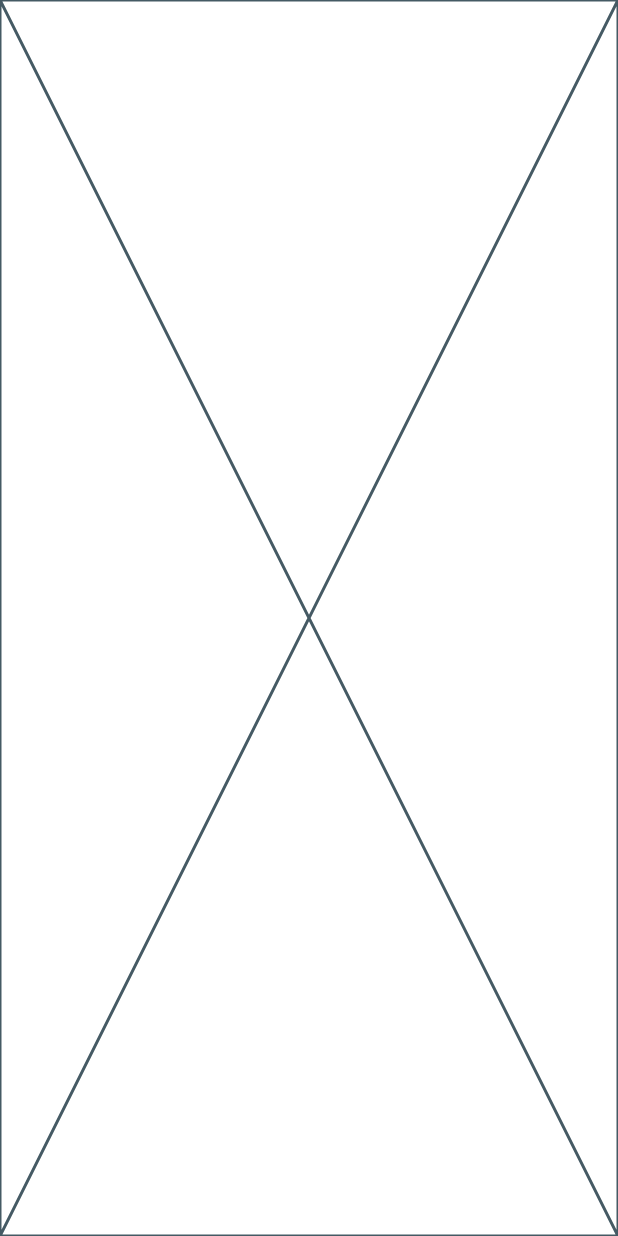
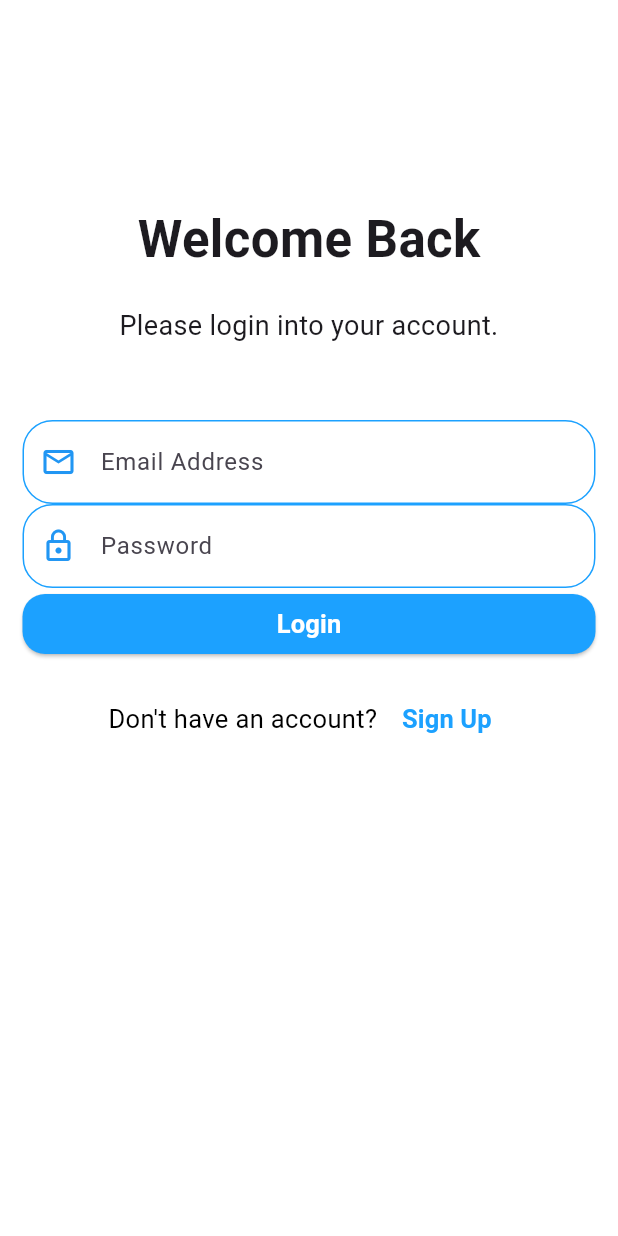
Before and after one commit to Teshan2000/Auth-App, a Flutter app: the screen it shows after launch, on a phone screen of 412 x 824 dp. Run offline on Flutter 3.47's test engine with Material 3 defaults, Android fonts, the phone set to English and light mode, and no system bars.

Commit message:
Auth Screens
login and register pages were created for authentication.

```diff
--- a/auth_app/lib/main.dart
+++ b/auth_app/lib/main.dart
@@ -1,4 +1,4 @@
-import 'package:auth_app/screens/home.dart';
+import 'package:auth_app/screens/login.dart';
 import 'package:flutter/material.dart';
 
 void main() {
@@ -20,7 +20,7 @@ class MyApp extends StatelessWidget {
       ),
       initialRoute: '/',
       routes: {
-        '/': (context) => Home(),
+        '/': (context) => LoginPage(),
       },
     );
   }
--- /dev/null
+++ b/auth_app/lib/screens/login.dart
@@ -0,0 +1,83 @@
+import 'package:auth_app/components/loginForm.dart';
+import 'package:auth_app/screens/register.dart';
+import 'package:flutter/material.dart';
+
+class LoginPage extends StatelessWidget {
+  const LoginPage({super.key});
+
+  @override
+  Widget build(BuildContext context) {
+    return Scaffold(
+      backgroundColor: Colors.white,
+      body: SingleChildScrollView(
+        child: SafeArea(
+          child: Column(
+            mainAxisAlignment: MainAxisAlignment.center,
+            children: [
+              Padding(
+                padding: const EdgeInsets.symmetric(
+                  horizontal: 15, vertical: 25,
+                ),
+                child: Column(
+                  crossAxisAlignment: CrossAxisAlignment.center,
+                  children: [
+                    const SizedBox(height: 110),
+                    const Text(
+                      'Welcome Back',
+                      style: TextStyle(
+                        fontSize: 34,
+                        fontWeight: FontWeight.bold,
+                      ),
+                    ),
+                    const SizedBox(height: 20),
+                    const Text(
+                      'Please login into your account.',
+                      textAlign: TextAlign.center,
+                      style: TextStyle(fontSize: 18),
+                    ),
+                  ],
+                ),
+              ),
+              const SizedBox(height: 10),
+              Column(
+                crossAxisAlignment: CrossAxisAlignment.start,
+                children: [
+                  Padding(
+                    padding: const EdgeInsets.symmetric(
+                      horizontal: 15, vertical: 15,
+                    ),
+                    child: LoginForm(),
+                  ),
+                ],
+              ),
+              Row(
+                mainAxisAlignment: MainAxisAlignment.center,
+                children: [
+                  const Text(
+                    "Don't have an account? ",
+                    style: TextStyle(color: Colors.black, fontSize: 17),
+                  ),
+                  TextButton(
+                    onPressed: () {
+                      Navigator.push(context, MaterialPageRoute(
+                        builder: (context) => RegisterPage()
+                      ));
+                    },
+                    child: Text(
+                      'Sign Up',
+                      style: TextStyle(
+                        color: const Color.fromRGBO(28, 161, 255, 1,),
+                        fontWeight: FontWeight.bold,
+                        fontSize: 17,
+                      ),
+                    ),
+                  ),
+                ],
+              ),
+            ],
+          ),
+        ),
+      ),
+    );
+  }
+}
```
Also changed, not shown: auth_app/lib/screens/register.dart (added, +88 -0 lines).
